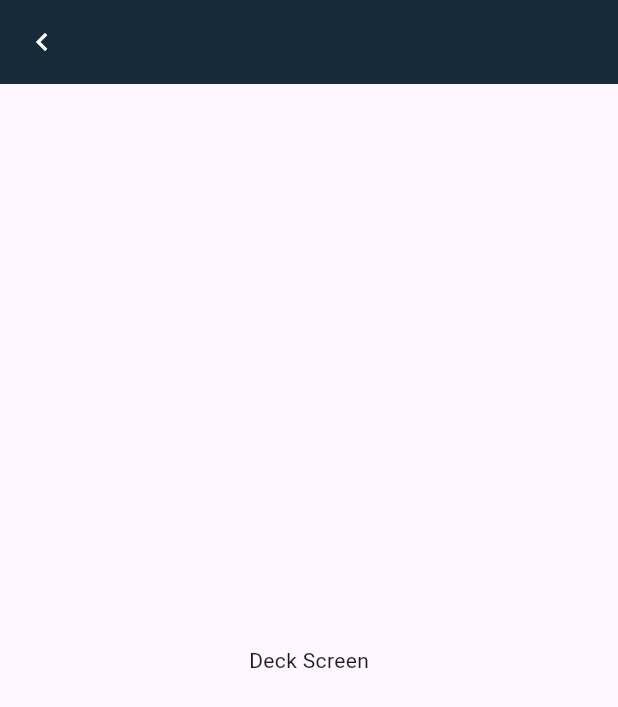
After one commit to TULOVNORI/frontend-mobile-flutter, a Flutter app: the PlayScreenDeck screen opened by its route, on a phone screen of 412 x 824 dp. The commit adds this screen. Shown: the top 707 px of the screen. Run offline on Flutter 3.47's test engine with Material 3 defaults, Android fonts, the light colour scheme and no system bars.

Commit message:
feature : add empty screen widgets and complete navigation setup

```diff
--- a/lib/main.dart
+++ b/lib/main.dart
@@ -2,6 +2,8 @@ import 'package:flutter/material.dart';
 import 'package:tulovnori/screens/screen_index.dart';
 import 'package:tulovnori/screens/screen_nori.dart';
 import 'package:tulovnori/plays/yut/play_screen_yut.dart';
+import 'package:tulovnori/plays/dice/play_screen_dice.dart';
+import 'package:tulovnori/plays/deck/play_screen_deck.dart';
 
 void main() {
   runApp(TulovnoriApp());
@@ -21,7 +23,9 @@ class TulovnoriApp extends StatelessWidget {
       routes: {
         '/index': (context) => ScreenIndex(),
         '/nori': (context) => ScreenNori(),
-        '/yut': (context) => PlayScreenYut()
+        '/yut': (context) => PlayScreenYut(),
+        '/dice': (context) => PlayScreenDice(),
+        '/deck': (context) => PlayScreenDeck(),
       },
     );
   }
--- /dev/null
+++ b/lib/plays/deck/play_screen_deck.dart
@@ -0,0 +1,26 @@
+import 'package:flutter/material.dart';
+
+class PlayScreenDeck extends StatelessWidget {
+  @override
+  Widget build(BuildContext context) {
+    return Scaffold(
+      appBar: AppBar(
+        backgroundColor: Color(0xFF152b39),
+        leading: IconButton(
+          icon: const Icon(Icons.chevron_left),
+          color: Colors.white,
+          onPressed: () {
+            Navigator.pop(context);
+          },
+        ),
+      ),
+      body: Container(
+        child: Center(
+          child: Text(
+            'Deck Screen',
+          ),
+        ),
+      ),
+    );
+  }
+}
```
Also changed, not shown: lib/plays/dice/play_screen_dice.dart (added, +24 -0 lines).
